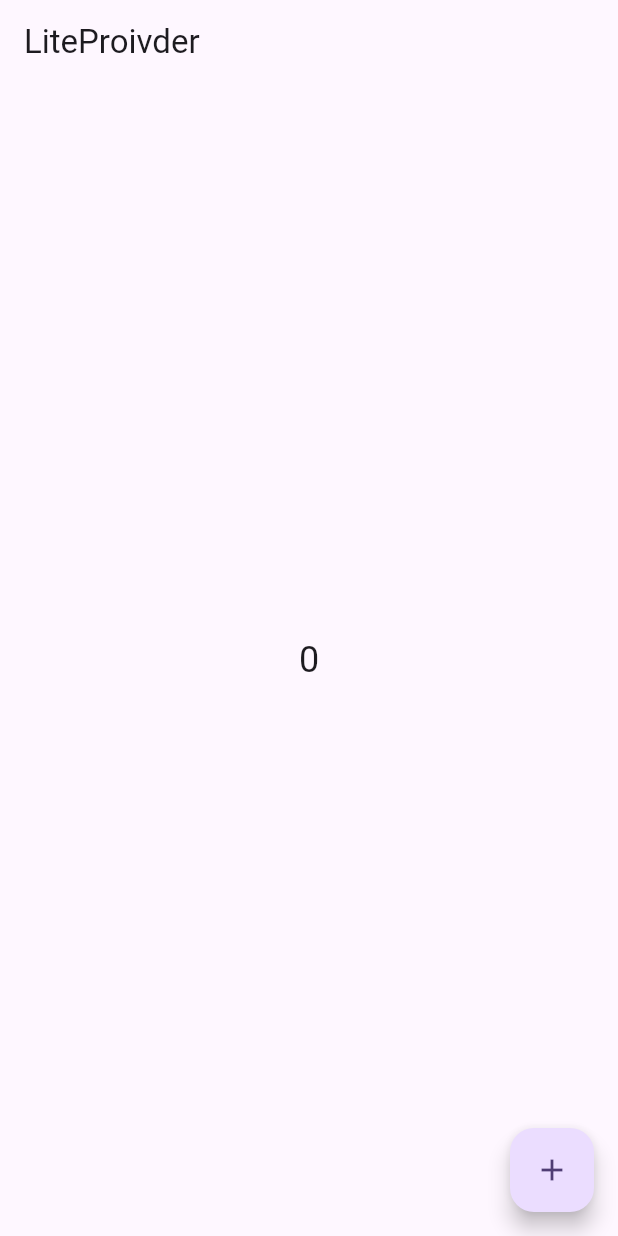
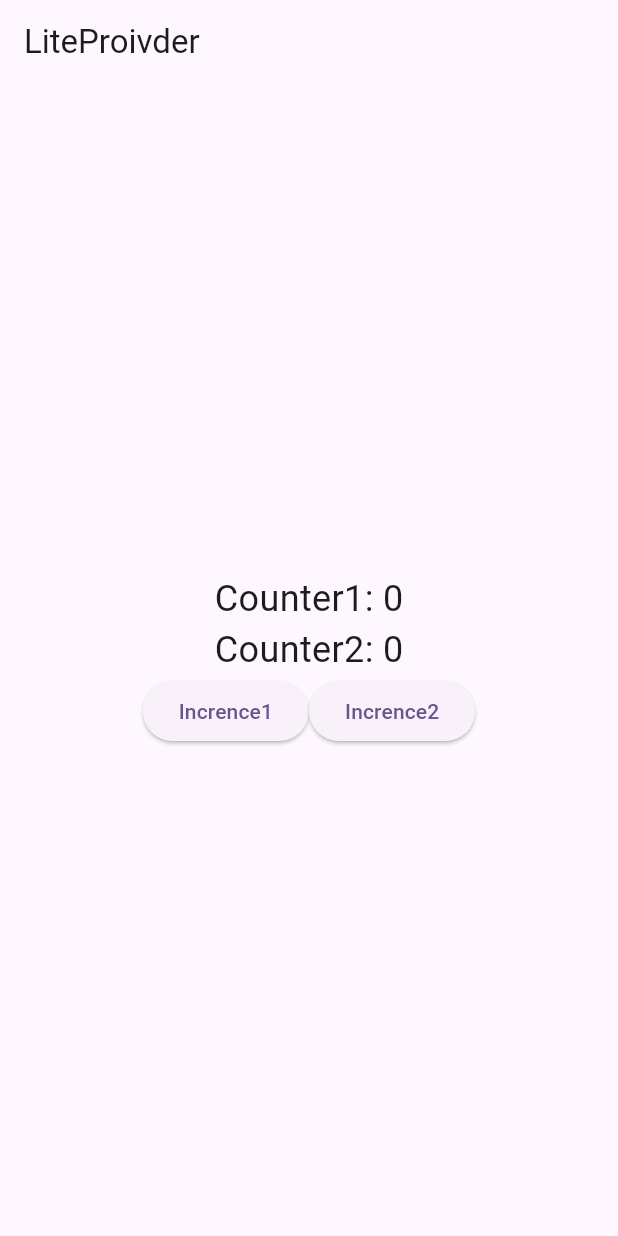
Before and after one commit to tuuzed/lite_provider, a Flutter app: the screen it shows after launch, on a phone screen of 412 x 824 dp. Run offline on Flutter 3.47's test engine with Material 2 defaults, Android fonts, the phone set to English and light mode, and no system bars.

Commit message:
feat: 支持`MutilLiteProivder`

```diff
--- a/lib/lite_provider.dart
+++ b/lib/lite_provider.dart
@@ -1,13 +1,18 @@
 import 'package:flutter/widgets.dart';
 
+// ignore: must_be_immutable
 class LiteProvider<T extends Listenable> extends StatefulWidget {
   final T Function(BuildContext) create;
-  final Widget child;
+  Widget? child;
 
-  const LiteProvider({super.key, required this.create, required this.child});
+  LiteProvider({super.key, required this.create, this.child});
+
+  _injectChild(Widget child) {
+    this.child = child;
+  }
 
   @override
-  State<LiteProvider> createState() => _LiteProviderState<T>();
+  State<LiteProvider<T>> createState() => _LiteProviderState<T>();
 
   static T of<T>(BuildContext context, {bool listen = true}) {
     if (listen) {
@@ -38,10 +43,29 @@ class _LiteProviderState<T extends Listenable> extends State<LiteProvider<T>> {
       builder: (context, child) {
         return _InheritedWidget<T>(
           model: model,
-          child: widget.child,
+          child: widget.child ?? ErrorWidget("LiteProvider not child!"),
         );
       },
     );
+  }
+}
+
+class MutilLiteProvider extends StatelessWidget {
+  final List<LiteProvider<dynamic>> providers;
+  final Widget child;
+  const MutilLiteProvider({
+    super.key,
+    required this.providers,
+    required this.child,
+  });
+
+  @override
+  Widget build(BuildContext context) {
+    var child_ = child;
+    for (var i = providers.length - 1; i >= 0; i--) {
+      child_ = providers[i].._injectChild(child_);
+    }
+    return child_;
   }
 }
 
--- a/lib/main.dart
+++ b/lib/main.dart
@@ -17,12 +17,77 @@ class MyApp extends StatelessWidget {
         colorScheme: ColorScheme.fromSeed(seedColor: Colors.deepPurple),
         useMaterial3: true,
       ),
-      home: const HomePage(),
+      home: const CounterPage(),
     );
   }
 }
 
-class CounterModel with ChangeNotifier {
+class CounterPage extends StatelessWidget {
+  const CounterPage({super.key});
+
+  @override
+  Widget build(BuildContext context) {
+    // return LiteProvider<CounterModel1>(
+    //   create: (_) => CounterModel1(),
+    //   child: Builder(
+    //     builder: (context) => Text("${context.watch<CounterModel1>().count}"),
+    //   ),
+    // );
+    return MutilLiteProvider(
+      providers: [
+        LiteProvider<CounterModel1>(create: (_) => CounterModel1()),
+        LiteProvider<CounterModel2>(create: (_) => CounterModel2()),
+      ],
+      child: Builder(builder: (context) {
+        return Scaffold(
+          appBar: AppBar(
+            title: const Text("LiteProivder"),
+          ),
+          body: SizedBox(
+            width: double.infinity,
+            height: double.infinity,
+            child: Column(
+              mainAxisAlignment: MainAxisAlignment.center,
+              children: [
+                Consumer<CounterModel1>(
+                  builder: (_, model) => Text(
+                    "Counter1: ${model.count}",
+                    style: const TextStyle(fontSize: 24),
+                  ),
+                ),
+                Consumer<CounterModel2>(
+                  builder: (_, model) => Text(
+                    "Counter2: ${model.count}",
+                    style: const TextStyle(fontSize: 24),
+                  ),
+                ),
+                Row(
+                  mainAxisAlignment: MainAxisAlignment.center,
+                  children: [
+                    ElevatedButton(
+                      child: const Text('Incrence1'),
+                      onPressed: () {
+                        context.read<CounterModel1>().count++;
+                      },
+                    ),
+                    ElevatedButton(
+                      child: const Text('Incrence2'),
+                      onPressed: () {
+                        context.read<CounterModel2>().count++;
+                      },
+                    )
+                  ],
+                )
+              ],
+            ),
+          ),
+        );
+      }),
+    );
+  }
+}
+
+class CounterModel1 with ChangeNotifier {
   int _count = 0;
 
   int get count => _count;
@@ -33,34 +98,13 @@ class CounterModel with ChangeNotifier {
   }
 }
 
-class HomePage extends StatelessWidget {
-  const HomePage({super.key});
+class CounterModel2 with ChangeNotifier {
+  int _count = 0;
 
-  @override
-  Widget build(BuildContext context) {
-    return LiteProvider(
-      create: (context) => CounterModel(),
-      child: Builder(builder: (context) {
-        return Scaffold(
-          appBar: AppBar(
-            title: const Text("LiteProivder"),
-          ),
-          body: Center(
-            child: Consumer<CounterModel>(
-              builder: (_, model) => Text(
-                "${model.count}",
-                style: const TextStyle(fontSize: 24),
-              ),
-            ),
-          ),
-          floatingActionButton: FloatingActionButton(
-            child: const Icon(Icons.add),
-            onPressed: () {
-              context.read<CounterModel>().count++;
-            },
-          ),
-        );
-      }),
-    );
+  int get count => _count;
+
+  set count(value) {
+    _count = value;
+    notifyListeners();
   }
 }
```
Also changed, not shown: 1 other file.
